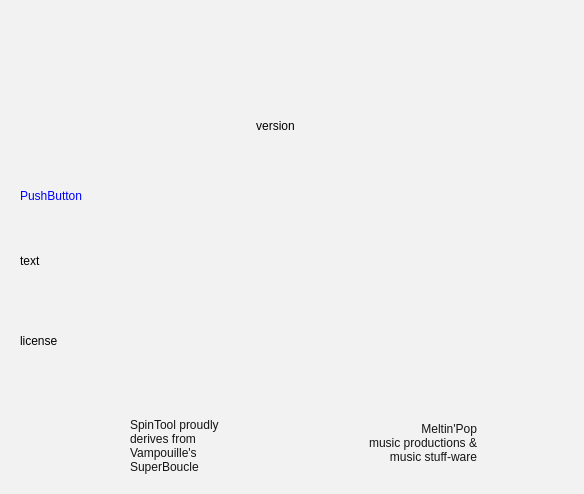
Qt form superboucle/about_ui.ui (zigmhount/SpinTool_zig) before a commit.
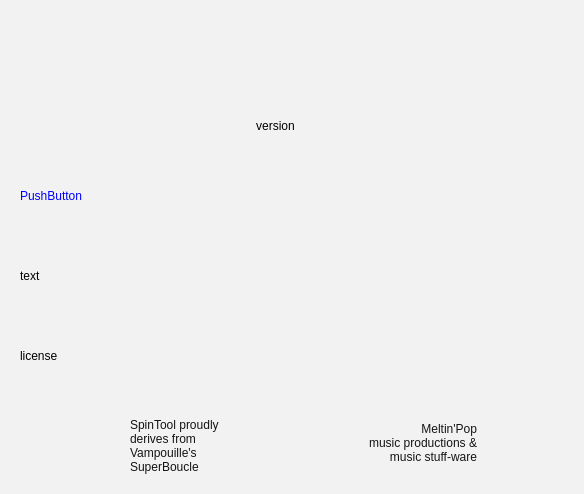
The same form after that commit. Icons and pictures are not drawn.

```diff
--- a/superboucle/about_ui.ui
+++ b/superboucle/about_ui.ui
@@ -50,8 +50,8 @@
     <rect>
      <x>20</x>
      <y>230</y>
-     <width>521</width>
-     <height>61</height>
+     <width>511</width>
+     <height>91</height>
     </rect>
    </property>
    <property name="styleSheet">
@@ -71,9 +71,9 @@
    <property name="geometry">
     <rect>
      <x>20</x>
-     <y>310</y>
+     <y>330</y>
      <width>521</width>
-     <height>61</height>
+     <height>51</height>
     </rect>
    </property>
    <property name="styleSheet">
```
